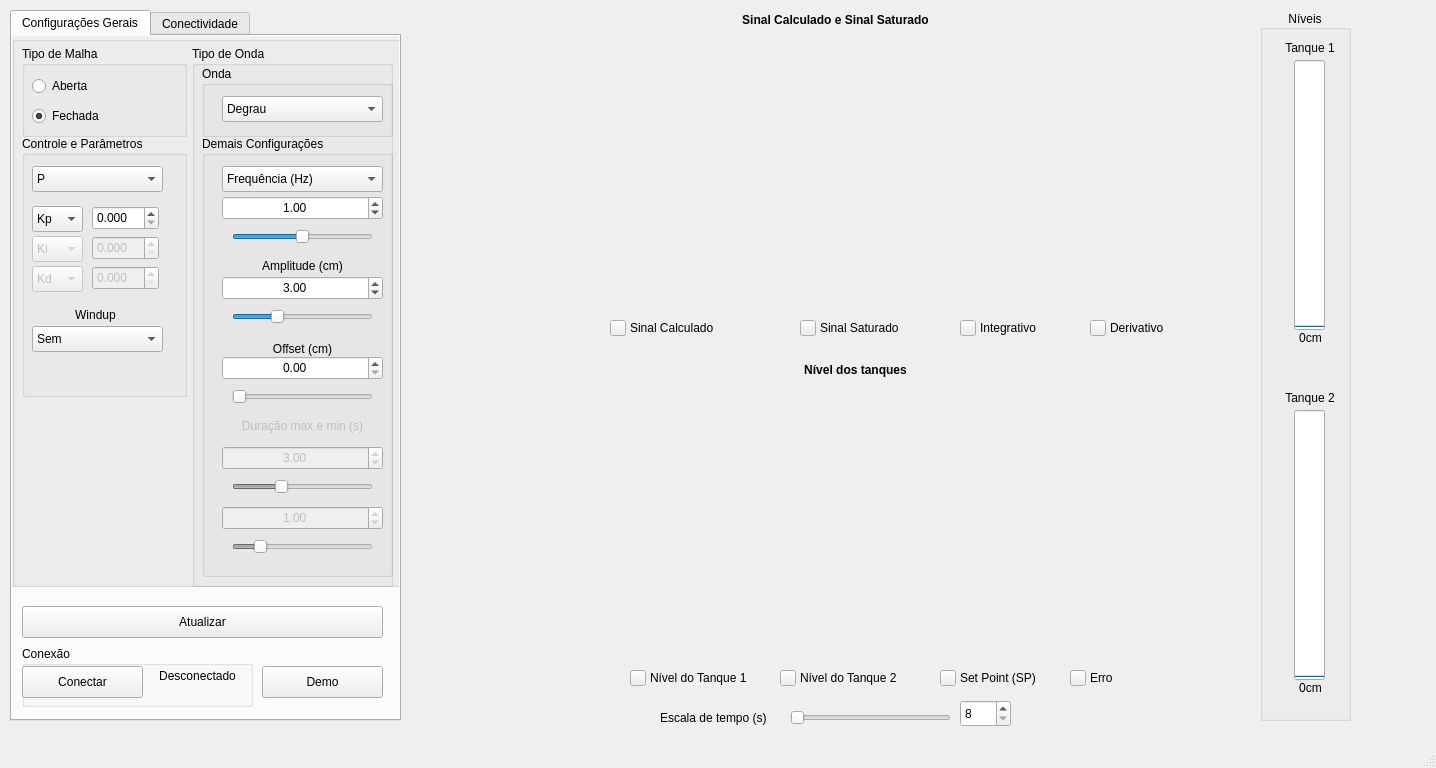
Before: the Qt Designer form supervisorio.ui in ADHRT/controleTanque, drawn with Qt 5.
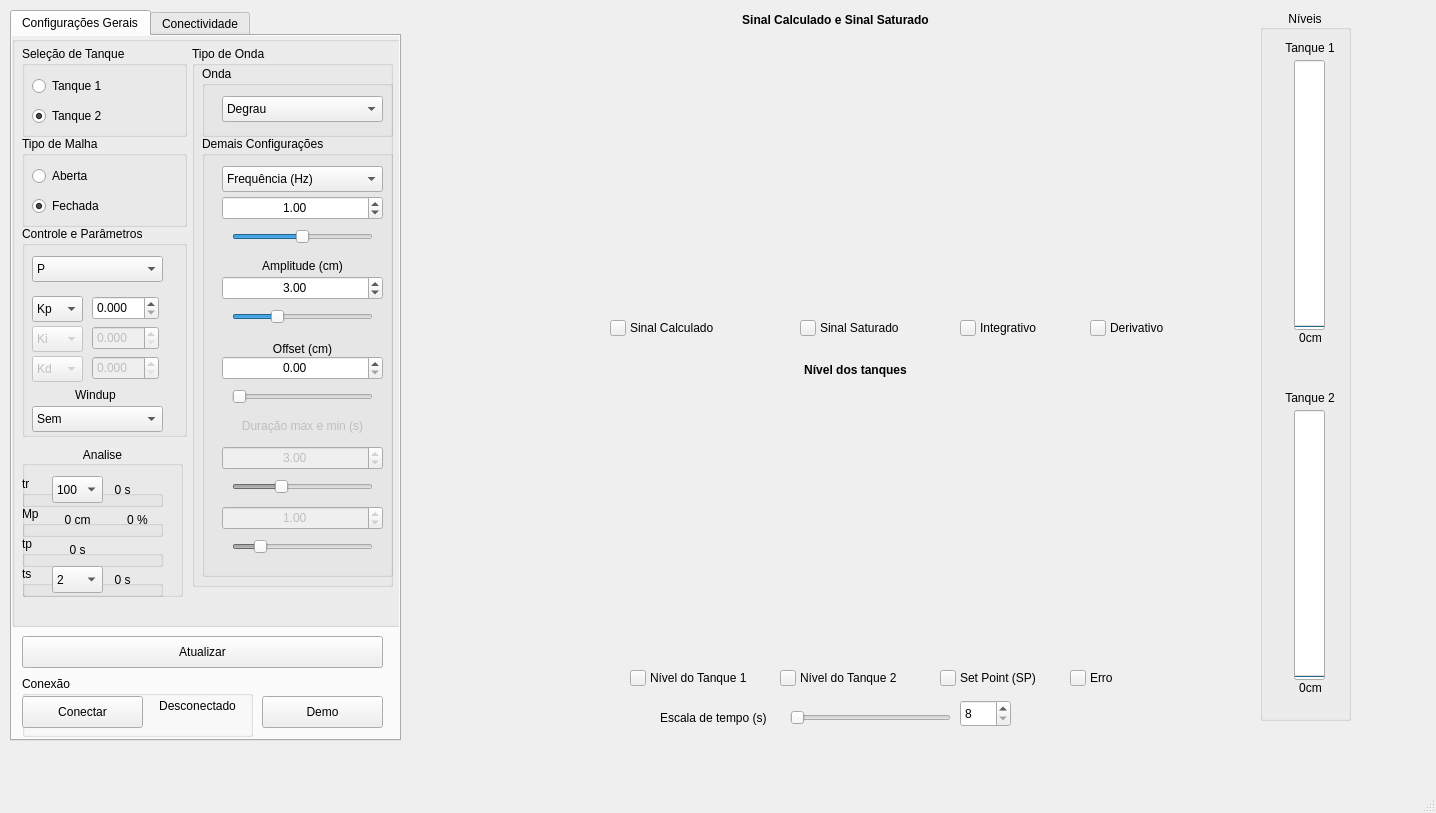
After: the same form once the commit is applied. Icons and pictures are not drawn. Custom widgets are drawn as their Qt base class.

Commit message: add controle tanque2

What changed in the file:
```diff
--- a/supervisorio.ui
+++ b/supervisorio.ui
@@ -7,7 +7,7 @@
     <x>0</x>
     <y>0</y>
     <width>1436</width>
-    <height>768</height>
+    <height>813</height>
    </rect>
   </property>
   <property name="windowTitle">
@@ -487,7 +487,7 @@
       <x>10</x>
       <y>10</y>
       <width>391</width>
-      <height>711</height>
+      <height>731</height>
      </rect>
     </property>
     <property name="currentIndex">
@@ -503,7 +503,7 @@
         <x>0</x>
         <y>0</y>
         <width>391</width>
-        <height>551</height>
+        <height>591</height>
        </rect>
       </property>
       <property name="autoFillBackground">
@@ -905,7 +905,7 @@
        <property name="geometry">
         <rect>
          <x>10</x>
-         <y>10</y>
+         <y>100</y>
          <width>165</width>
          <height>91</height>
         </rect>
@@ -953,9 +953,9 @@
        <property name="geometry">
         <rect>
          <x>10</x>
-         <y>100</y>
+         <y>190</y>
          <width>165</width>
-         <height>261</height>
+         <height>211</height>
         </rect>
        </property>
        <property name="title">
@@ -1114,7 +1114,7 @@
         <property name="geometry">
          <rect>
           <x>40</x>
-          <y>170</y>
+          <y>160</y>
           <width>67</width>
           <height>17</height>
          </rect>
@@ -1130,7 +1130,7 @@
         <property name="geometry">
          <rect>
           <x>10</x>
-          <y>190</y>
+          <y>180</y>
           <width>131</width>
           <height>26</height>
          </rect>
@@ -1152,12 +1152,260 @@
         </item>
        </widget>
       </widget>
+      <widget class="QGroupBox" name="groupBox_select_tanque">
+       <property name="geometry">
+        <rect>
+         <x>10</x>
+         <y>10</y>
+         <width>165</width>
+         <height>91</height>
+        </rect>
+       </property>
+       <property name="title">
+        <string>Seleção de Tanque</string>
+       </property>
+       <widget class="QRadioButton" name="radioButton_tanque2">
+        <property name="geometry">
+         <rect>
+          <x>10</x>
+          <y>60</y>
+          <width>121</width>
+          <height>20</height>
+         </rect>
+        </property>
+        <property name="text">
+         <string>Tanque 2</string>
+        </property>
+        <property name="checked">
+         <bool>true</bool>
+        </property>
+       </widget>
+       <widget class="QRadioButton" name="radioButton_tanque1">
+        <property name="geometry">
+         <rect>
+          <x>10</x>
+          <y>30</y>
+          <width>121</width>
+          <height>20</height>
+         </rect>
+        </property>
+        <property name="text">
+         <string>Tanque 1</string>
+        </property>
+        <property name="checked">
+         <bool>false</bool>
+        </property>
+       </widget>
+      </widget>
+      <widget class="QGroupBox" name="groupBox_analise">
+       <property name="geometry">
+        <rect>
+         <x>10</x>
+         <y>410</y>
+         <width>161</width>
+         <height>151</height>
+        </rect>
+       </property>
+       <property name="title">
+        <string>Analise</string>
+       </property>
+       <property name="alignment">
+        <set>Qt::AlignCenter</set>
+       </property>
+       <widget class="QGroupBox" name="groupBox_tr">
+        <property name="geometry">
+         <rect>
+          <x>0</x>
+          <y>30</y>
+          <width>141</width>
+          <height>31</height>
+         </rect>
+        </property>
+        <property name="title">
+         <string>tr</string>
+        </property>
+        <widget class="QComboBox" name="comboBox_tr">
+         <property name="geometry">
+          <rect>
+           <x>30</x>
+           <y>0</y>
+           <width>51</width>
+           <height>27</height>
+          </rect>
+         </property>
+         <item>
+          <property name="text">
+           <string>100</string>
+          </property>
+         </item>
+         <item>
+          <property name="text">
+           <string>95</string>
+          </property>
+         </item>
+         <item>
+          <property name="text">
+           <string>90</string>
+          </property>
+         </item>
+        </widget>
+        <widget class="QLabel" name="label_tr">
+         <property name="geometry">
+          <rect>
+           <x>80</x>
+           <y>5</y>
+           <width>41</width>
+           <height>17</height>
+          </rect>
+         </property>
+         <property name="text">
+          <string>0 s</string>
+         </property>
+         <property name="alignment">
+          <set>Qt::AlignCenter</set>
+         </property>
+        </widget>
+       </widget>
+       <widget class="QGroupBox" name="groupBox_mp">
+        <property name="geometry">
+         <rect>
+          <x>0</x>
+          <y>60</y>
+          <width>141</width>
+          <height>31</height>
+         </rect>
+        </property>
+        <property name="title">
+         <string>Mp</string>
+        </property>
+        <widget class="QLabel" name="label_mp_cm">
+         <property name="geometry">
+          <rect>
+           <x>30</x>
+           <y>5</y>
+           <width>51</width>
+           <height>17</height>
+          </rect>
+         </property>
+         <property name="text">
+          <string>0 cm</string>
+         </property>
+         <property name="alignment">
+          <set>Qt::AlignCenter</set>
+         </property>
+        </widget>
+        <widget class="QLabel" name="label_mp_percent">
+         <property name="geometry">
+          <rect>
+           <x>90</x>
+           <y>5</y>
+           <width>51</width>
+           <height>17</height>
+          </rect>
+         </property>
+         <property name="text">
+          <string>0 %</string>
+         </property>
+         <property name="alignment">
+          <set>Qt::AlignCenter</set>
+         </property>
+        </widget>
+       </widget>
+       <widget class="QGroupBox" name="groupBox_tp">
+        <property name="geometry">
+         <rect>
+          <x>0</x>
+          <y>90</y>
+          <width>141</width>
+          <height>31</height>
+         </rect>
+        </property>
+        <property name="title">
+         <string>tp</string>
+        </property>
+        <widget class="QLabel" name="label_tp">
+         <property name="geometry">
+          <rect>
+           <x>30</x>
+           <y>5</y>
+           <width>51</width>
+           <height>17</height>
+          </rect>
+         </property>
+         <property name="text">
+          <string>0 s</string>
+         </property>
+         <property name="alignment">
+          <set>Qt::AlignCenter</set>
+         </property>
+        </widget>
+       </widget>
+       <widget class="QGroupBox" name="groupBox_ts">
+        <property name="geometry">
+         <rect>
+          <x>0</x>
+          <y>120</y>
+          <width>141</width>
+          <height>31</height>
+         </rect>
+        </property>
+        <property name="title">
+         <string>ts</string>
+        </property>
+        <widget class="QComboBox" name="comboBox_ts">
+         <property name="geometry">
+          <rect>
+           <x>30</x>
+           <y>0</y>
+           <width>51</width>
+           <height>27</height>
+          </rect>
+         </property>
+         <item>
+          <property name="text">
+           <string>2</string>
+          </property>
+         </item>
+         <item>
+          <property name="text">
+           <string>5</string>
+          </property>
+         </item>
+         <item>
+          <property name="text">
+           <string>7</string>
+          </property>
+         </item>
+         <item>
+          <property name="text">
+           <string>10</string>
+          </property>
+         </item>
+        </widget>
+        <widget class="QLabel" name="label_ts">
+         <property name="geometry">
+          <rect>
+           <x>80</x>
+           <y>5</y>
+           <width>41</width>
+           <height>17</height>
+          </rect>
+         </property>
+         <property name="text">
+          <string>0 s</string>
+         </property>
+         <property name="alignment">
+          <set>Qt::AlignCenter</set>
+         </property>
+        </widget>
+       </widget>
+      </widget>
      </widget>
      <widget class="QPushButton" name="pushButton_8">
       <property name="geometry">
        <rect>
         <x>10</x>
-        <y>570</y>
+        <y>600</y>
         <width>361</width>
         <height>32</height>
        </rect>
@@ -1170,7 +1418,7 @@
       <property name="geometry">
        <rect>
         <x>10</x>
-        <y>610</y>
+        <y>640</y>
         <width>231</width>
         <height>61</height>
        </rect>
@@ -1221,7 +1469,7 @@
       <property name="geometry">
        <rect>
         <x>250</x>
-        <y>630</y>
+        <y>660</y>
         <width>121</width>
         <height>32</height>
        </rect>
```
The commit also changes 6 other files.
